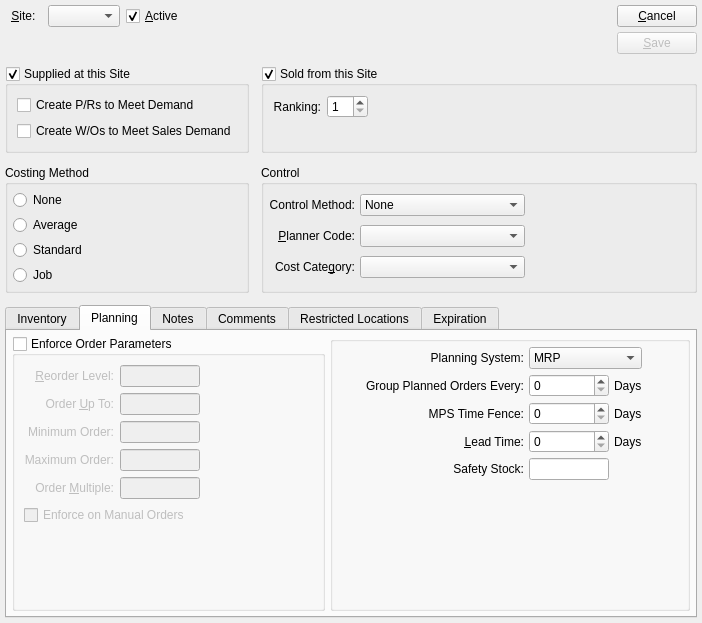
Qt form xtuple/trunk/guiclient/itemSite.ui (WooodHead/xtuple) before a commit.
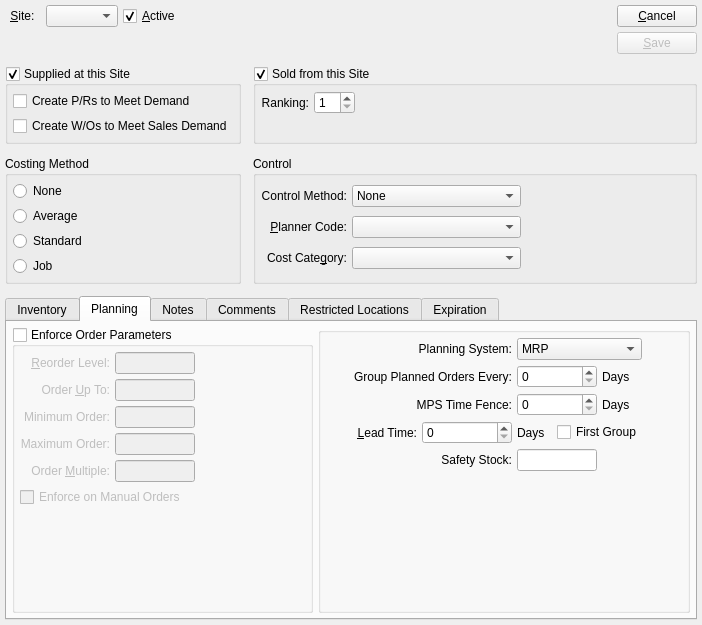
The same form after that commit. The open tabs and pages were chosen to show the change. Custom widgets are drawn as their Qt base class.

Commit message: Issue #7355:maintain new column itemsite_ordergroup_first

```diff
--- a/xtuple/trunk/guiclient/itemSite.ui
+++ b/xtuple/trunk/guiclient/itemSite.ui
@@ -6,7 +6,7 @@
     <x>0</x>
     <y>0</y>
     <width>702</width>
-    <height>623</height>
+    <height>625</height>
    </rect>
   </property>
   <property name="minimumSize" >
@@ -21,25 +21,16 @@
   <layout class="QGridLayout" >
    <item row="0" column="0" >
     <layout class="QGridLayout" >
-     <property name="spacing" >
+     <property name="horizontalSpacing" >
+      <number>12</number>
+     </property>
+     <property name="verticalSpacing" >
       <number>12</number>
      </property>
      <item row="0" column="0" colspan="2" >
       <layout class="QHBoxLayout" >
-       <property name="spacing" >
-        <number>6</number>
-       </property>
-       <property name="margin" >
-        <number>0</number>
-       </property>
        <item>
         <layout class="QGridLayout" >
-         <property name="margin" >
-          <number>0</number>
-         </property>
-         <property name="spacing" >
-          <number>6</number>
-         </property>
          <item row="0" column="0" >
           <widget class="ItemCluster" name="_item" >
            <property name="focusPolicy" >
@@ -49,12 +40,6 @@
          </item>
          <item row="0" column="1" >
           <layout class="QGridLayout" >
-           <property name="margin" >
-            <number>0</number>
-           </property>
-           <property name="spacing" >
-            <number>6</number>
-           </property>
            <item row="0" column="0" >
             <widget class="QLabel" name="_warehouseLit" >
              <property name="text" >
@@ -119,9 +104,6 @@
          <property name="spacing" >
           <number>5</number>
          </property>
-         <property name="margin" >
-          <number>0</number>
-         </property>
          <item>
           <widget class="QPushButton" name="_close" >
            <property name="text" >
@@ -158,12 +140,6 @@
         <bool>true</bool>
        </property>
        <layout class="QGridLayout" >
-        <property name="margin" >
-         <number>9</number>
-        </property>
-        <property name="spacing" >
-         <number>6</number>
-        </property>
         <item row="0" column="0" >
          <widget class="QCheckBox" name="_createPr" >
           <property name="text" >
@@ -193,12 +169,6 @@
         <bool>true</bool>
        </property>
        <layout class="QGridLayout" >
-        <property name="margin" >
-         <number>9</number>
-        </property>
-        <property name="spacing" >
-         <number>6</number>
-        </property>
         <item row="1" column="0" >
          <spacer>
           <property name="orientation" >
@@ -704,14 +674,6 @@
         </layout>
        </widget>
        <widget class="QWidget" name="_planningTab" >
-        <property name="geometry" >
-         <rect>
-          <x>0</x>
-          <y>0</y>
-          <width>678</width>
-          <height>242</height>
-         </rect>
-        </property>
         <attribute name="title" >
          <string>Planning</string>
         </attribute>
@@ -734,12 +696,6 @@
             <bool>false</bool>
            </property>
            <layout class="QGridLayout" >
-            <property name="margin" >
-             <number>9</number>
-            </property>
-            <property name="spacing" >
-             <number>6</number>
-            </property>
             <item row="2" column="0" >
              <spacer>
               <property name="orientation" >
@@ -765,12 +721,6 @@
             </item>
             <item row="0" column="0" >
              <layout class="QGridLayout" >
-              <property name="margin" >
-               <number>0</number>
-              </property>
-              <property name="spacing" >
-               <number>6</number>
-              </property>
               <item row="0" column="0" >
                <widget class="QLabel" name="_reorderLevelLit" >
                 <property name="text" >
@@ -925,7 +875,7 @@
             <string/>
            </property>
            <layout class="QGridLayout" >
-            <item row="0" column="0" >
+            <item row="0" column="0" colspan="2" >
              <widget class="QLabel" name="_planningTypeLit" >
               <property name="text" >
                <string>Planning System:</string>
@@ -935,7 +885,7 @@
               </property>
              </widget>
             </item>
-            <item row="0" column="1" colspan="2" >
+            <item row="0" column="2" colspan="3" >
              <widget class="QComboBox" name="_planningType" >
               <item>
                <property name="text" >
@@ -954,7 +904,7 @@
               </item>
              </widget>
             </item>
-            <item row="1" column="0" >
+            <item row="1" column="0" colspan="2" >
              <widget class="QLabel" name="_orderGroupLit" >
               <property name="text" >
                <string>Group Planned Orders Every:</string>
@@ -964,7 +914,7 @@
               </property>
              </widget>
             </item>
-            <item row="1" column="1" >
+            <item row="1" column="2" colspan="2" >
              <widget class="QSpinBox" name="_orderGroup" >
               <property name="minimum" >
                <number>0</number>
@@ -977,14 +927,14 @@
               </property>
              </widget>
             </item>
-            <item row="1" column="2" >
+            <item row="1" column="4" >
              <widget class="QLabel" name="_orderGroupDaysLit" >
               <property name="text" >
                <string>Days</string>
               </property>
              </widget>
             </item>
-            <item row="2" column="0" >
+            <item row="2" column="0" colspan="2" >
              <widget class="QLabel" name="_mpsTimeFenceLit" >
               <property name="text" >
                <string>MPS Time Fence:</string>
@@ -994,7 +944,7 @@
               </property>
              </widget>
             </item>
-            <item row="2" column="1" >
+            <item row="2" column="2" colspan="2" >
              <widget class="QSpinBox" name="_mpsTimeFence" >
               <property name="minimum" >
                <number>0</number>
@@ -1007,7 +957,7 @@
               </property>
              </widget>
             </item>
-            <item row="2" column="2" >
+            <item row="2" column="4" >
              <widget class="QLabel" name="_mpsTimeFenceDaysLit" >
               <property name="text" >
                <string>Days</string>
@@ -1044,7 +994,14 @@
               </property>
              </widget>
             </item>
-            <item row="3" column="3" >
+            <item row="3" column="3" colspan="2" >
+             <widget class="QCheckBox" name="_orderGroupFirst" >
+              <property name="text" >
+               <string>First Group</string>
+              </property>
+             </widget>
+            </item>
+            <item row="3" column="5" >
              <spacer>
               <property name="orientation" >
                <enum>Qt::Horizontal</enum>
@@ -1057,7 +1014,7 @@
               </property>
              </spacer>
             </item>
-            <item row="4" column="0" >
+            <item row="4" column="0" colspan="2" >
              <widget class="QLabel" name="_safetyStockLit" >
               <property name="text" >
                <string>Safety Stock:</string>
@@ -1067,7 +1024,7 @@
               </property>
              </widget>
             </item>
-            <item row="4" column="1" >
+            <item row="4" column="2" colspan="2" >
              <widget class="XLineEdit" name="_safetyStock" >
               <property name="sizePolicy" >
                <sizepolicy vsizetype="Fixed" hsizetype="Preferred" >
@@ -1086,7 +1043,7 @@
               </property>
              </widget>
             </item>
-            <item row="5" column="0" >
+            <item row="5" column="0" colspan="2" >
              <spacer>
               <property name="orientation" >
                <enum>Qt::Vertical</enum>
```
Left out of the diff: 134 changed lines with no effect on the pictures. The commit also changes 1 other file.
